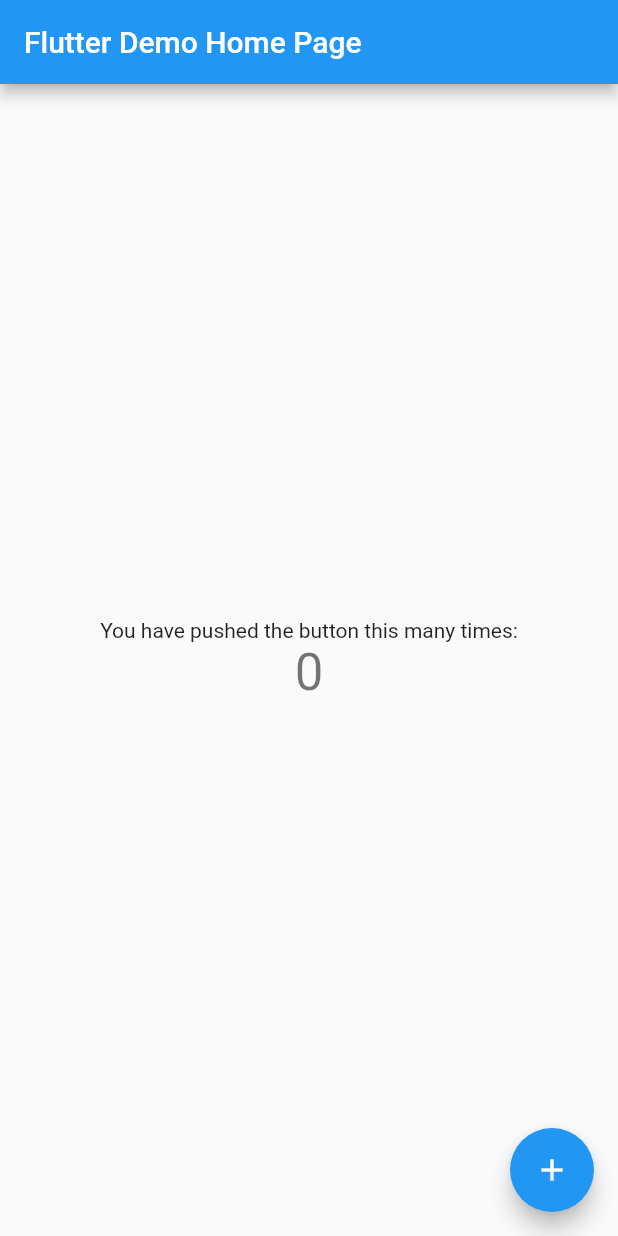
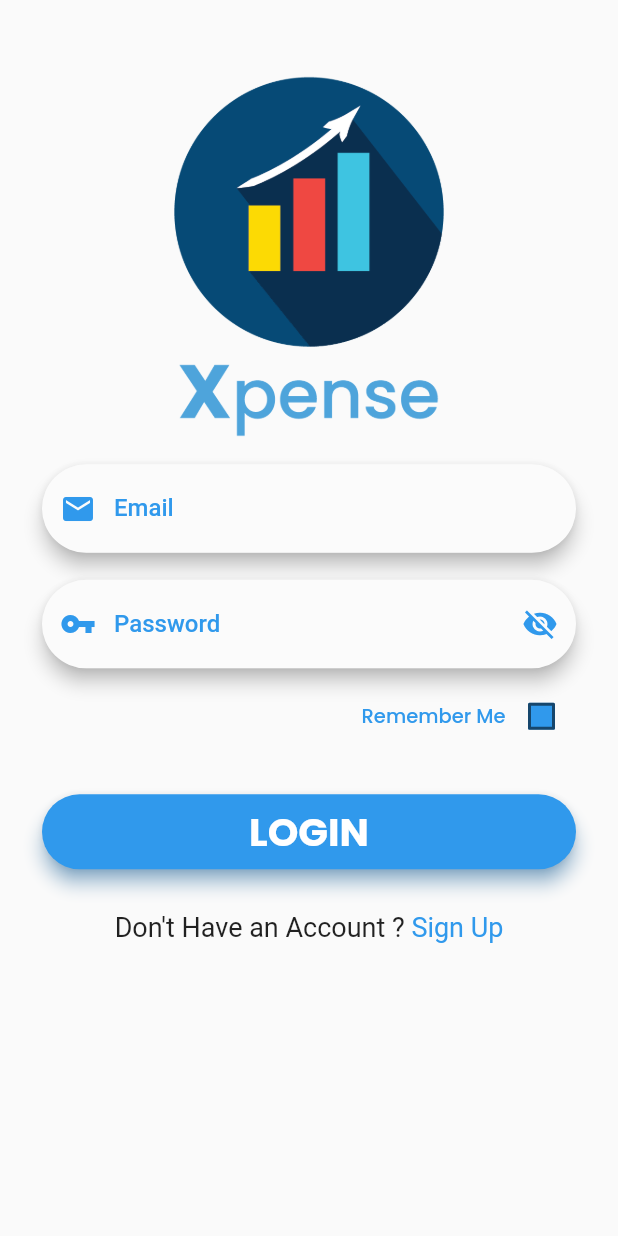
Before and after one commit to nbhatta34/XpenseApp-Android, a Flutter app: the screen it shows after launch, on a phone screen of 412 x 824 dp. Run offline on Flutter 3.47's test engine with Material 2 defaults, Android fonts, the light colour scheme and no system bars; our stand-ins replace fluttertoast, google_fonts.

Commit message:
Login Completed

```diff
--- /dev/null
+++ b/lib/Screens/LoginScreen.dart
@@ -0,0 +1,327 @@
+import 'package:flutter/material.dart';
+import 'package:fluttertoast/fluttertoast.dart';
+import 'package:google_fonts/google_fonts.dart';
+import 'package:xpense_android/http/HttpUser.dart';
+
+class LoginScreen extends StatefulWidget {
+  const LoginScreen({Key? key}) : super(key: key);
+
+  @override
+  _LoginScreenState createState() => _LoginScreenState();
+}
+
+class _LoginScreenState extends State<LoginScreen> {
+  TextEditingController emailController = TextEditingController();
+  TextEditingController passwordController = TextEditingController();
+
+  @override
+  void initState() {
+    super.initState();
+  }
+
+  bool obscureText = true;
+
+  bool isChecked = false;
+
+  var passwordIcon = Icons.visibility_off;
+
+  final _formKey = GlobalKey<FormState>();
+
+  String email = "";
+  String password = "";
+
+  Future<bool> loginPost(String email, String password) {
+    var res = HttpConnectUser().loginPosts(email, password);
+    return res;
+  }
+
+  @override
+  Widget build(BuildContext context) {
+    Color getColor(Set<MaterialState> states) {
+      const Set<MaterialState> interactiveStates = <MaterialState>{
+        MaterialState.pressed,
+        MaterialState.hovered,
+        MaterialState.focused,
+      };
+      if (states.any(interactiveStates.contains)) {
+        return Color.fromARGB(255, 255, 109, 99);
+      }
+      return Color(0xff3099EC);
+    }
+
+    final emailField = Material(
+      shadowColor: Color.fromARGB(255, 190, 190, 190),
+      elevation: 5,
+      borderRadius: BorderRadius.circular(30),
+      child: TextFormField(
+        onSaved: (value) {
+          email = value!;
+        },
+        validator: (value) {
+          if (value!.isEmpty) {
+            Fluttertoast.showToast(msg: "Please enter your email.");
+          }
+
+          // Reg Exp for email validation
+          if (!RegExp("^[a-zA-Z0-9+_.-]+@[a-zA-Z0-9.-]+.[a-z]")
+              .hasMatch(value)) {
+            Fluttertoast.showToast(msg: "Please enter a valid email.");
+          }
+          return null;
+        },
+        key: Key("email"),
+        controller: emailController,
+        textInputAction: TextInputAction.next,
+        decoration: InputDecoration(
+          filled: true,
+          fillColor: Color.fromARGB(66, 255, 255, 255),
+          // hintText: "Email",
+          labelText: "Email",
+          labelStyle: TextStyle(
+            color: Color(0xff3099EC),
+            fontWeight: FontWeight.w500,
+          ),
+          prefixIcon: Icon(
+            Icons.mail,
+            color: Color(0xff3099EC),
+          ),
+          enabledBorder: OutlineInputBorder(
+            borderSide: BorderSide(color: Colors.transparent),
+            borderRadius: BorderRadius.circular(30),
+          ),
+          focusedBorder: OutlineInputBorder(
+            borderSide: BorderSide(color: Colors.transparent),
+            borderRadius: BorderRadius.circular(30),
+          ),
+        ),
+      ),
+    );
+
+    final passwordField = Material(
+      shadowColor: Color.fromARGB(255, 190, 190, 190),
+      elevation: 5,
+      borderRadius: BorderRadius.circular(30),
+      child: TextFormField(
+        onSaved: (value) {
+          password = value!;
+        },
+        validator: (value) {
+          RegExp regex = new RegExp(r'^.{6,}$');
+          if (value!.isEmpty) {
+            return ("Password is required for login");
+          }
+          if (!regex.hasMatch(value)) {
+            return ("Please enter a valid password (min 6 chars)");
+          }
+        },
+        key: Key("password"),
+        controller: passwordController,
+        obscureText: obscureText,
+        decoration: InputDecoration(
+          filled: true,
+          fillColor: Color.fromARGB(66, 255, 255, 255),
+          // hintText: "Password",
+          labelText: "Password",
+          labelStyle: TextStyle(
+            color: Color(0xff3099EC),
+            fontWeight: FontWeight.w500,
+          ),
+          prefixIcon: Icon(
+            Icons.vpn_key,
+            color: Color(0xff3099EC),
+          ),
+          suffixIcon: InkWell(
+            splashColor: Colors.transparent,
+            onTap: _hideUnhidePassword,
+            child: Icon(
+              passwordIcon,
+              color: Color(0xff3099EC),
+            ),
+          ),
+          enabledBorder: OutlineInputBorder(
+            borderSide: BorderSide(color: Colors.transparent),
+            borderRadius: BorderRadius.circular(30),
+          ),
+          focusedBorder: OutlineInputBorder(
+            borderSide: BorderSide(color: Colors.transparent),
+            borderRadius: BorderRadius.circular(30),
+          ),
+        ),
+      ),
+    );
+
+    final loginButton = SizedBox(
+      width: double.infinity, // <-- match_parent
+      height: 50, // <-- match-parent
+      child: ElevatedButton(
+        key: Key("login"),
+        onPressed: () async {
+          _formKey.currentState!.save();
+          var res = await loginPost(email, password);
+          if (res) {
+            Fluttertoast.showToast(
+                msg: "Login Successful",
+                backgroundColor: Colors.greenAccent,
+                gravity: ToastGravity.TOP);
+          } else {
+            Fluttertoast.showToast(
+                msg: "Invalid Creadentials",
+                backgroundColor: Colors.redAccent,
+                gravity: ToastGravity.TOP);
+          }
+        },
+        child: Text(
+          "LOGIN",
+          style: GoogleFonts.poppins(color: Colors.white, fontSize: 26),
+        ),
+        style: ElevatedButton.styleFrom(
+          primary: Color(0xff3099EC),
+          shadowColor: Color(0xff3099EC),
+          elevation: 5,
+          // padding: EdgeInsets.symmetric(horizontal: 130, vertical: 14),
+          shape: new RoundedRectangleBorder(
+            borderRadius: new BorderRadius.circular(30),
+          ),
+          textStyle: TextStyle(fontSize: 30, fontWeight: FontWeight.bold),
+        ),
+      ),
+    );
+
+    final googleButton = SizedBox(
+      width: double.infinity, // <-- match_parent
+      height: 50, // <-- match-parent
+      child: TextButton.icon(
+        style: ButtonStyle(
+          shape: MaterialStateProperty.all<RoundedRectangleBorder>(
+            RoundedRectangleBorder(
+              borderRadius: BorderRadius.circular(30),
+            ),
+          ),
+          backgroundColor: MaterialStateProperty.all(
+            Color.fromARGB(255, 16, 55, 85),
+          ),
+        ),
+        onPressed: () {},
+        icon: Image.asset(
+          'assets/images/g.png',
+          width: 30,
+        ),
+        label: Text(
+          'Sign in with Google',
+          style: GoogleFonts.poppins(
+            color: Colors.white,
+            fontSize: 21,
+          ),
+        ),
+      ),
+    );
+
+    return SafeArea(
+      child: Scaffold(
+        backgroundColor: Theme.of(context).scaffoldBackgroundColor,
+        body: SingleChildScrollView(
+          child: Container(
+            child: Form(
+              key: _formKey,
+              child: Column(
+                children: [
+                  Image(
+                    image: AssetImage("assets/images/xpense1.png"),
+                    width: 180,
+                  ),
+                  Padding(
+                    padding:
+                        const EdgeInsets.only(left: 28.0, right: 28, top: 0),
+                    child: emailField,
+                  ),
+                  Padding(
+                    padding:
+                        const EdgeInsets.only(left: 28.0, right: 28, top: 18),
+                    child: passwordField,
+                  ),
+                  Padding(
+                    padding: const EdgeInsets.only(top: 8.0, right: 27),
+                    child: Row(
+                      mainAxisAlignment: MainAxisAlignment.end,
+                      children: [
+                        Text(
+                          "Remember Me",
+                          style: GoogleFonts.poppins(
+                            fontSize: 13,
+                            fontWeight: FontWeight.w500,
+                            color: Color(0xff3099EC),
+                          ),
+                        ),
+                        Checkbox(
+                          value: isChecked,
+                          fillColor:
+                              MaterialStateProperty.resolveWith(getColor),
+                          onChanged: (value) {
+                            isChecked = !isChecked;
+                            setState(
+                              () {
+                                isChecked = value!;
+                              },
+                            );
+                          },
+                        ),
+                      ],
+                    ),
+                  ),
+                  Padding(
+                    padding:
+                        const EdgeInsets.only(left: 28.0, right: 28, top: 28),
+                    child: loginButton,
+                  ),
+                  SizedBox(
+                    height: 10,
+                  ),
+                  Row(
+                    mainAxisAlignment: MainAxisAlignment.center,
+                    children: [
+                      Padding(
+                        padding: const EdgeInsets.only(top: 18.0),
+                        child: Text(
+                          "Don't Have an Account ? ",
+                          style: TextStyle(
+                              fontWeight: FontWeight.w400, fontSize: 18),
+                        ),
+                      ),
+                      Padding(
+                        padding: const EdgeInsets.only(top: 18.0),
+                        child: GestureDetector(
+                          onTap: () {},
+                          child: Text(
+                            "Sign Up",
+                            style: TextStyle(
+                                color: Color(0xff3099EC),
+                                fontWeight: FontWeight.w400,
+                                fontSize: 18),
+                          ),
+                        ),
+                      )
+                    ],
+                  ),
+                  SizedBox(
+                    height: 20,
+                  )
+                ],
+              ),
+            ),
+          ),
+        ),
+      ),
+    );
+  }
+
+  void _hideUnhidePassword() async {
+    setState(() {
+      obscureText = !obscureText;
+      if (obscureText == true) {
+        passwordIcon = Icons.visibility_off;
+      } else {
+        passwordIcon = Icons.visibility;
+      }
+    });
+  }
+}
--- /dev/null
+++ b/lib/http/HttpUser.dart
@@ -0,0 +1,47 @@
+import 'dart:convert';
+import 'dart:io';
+import 'package:flutter/material.dart';
+import 'package:fluttertoast/fluttertoast.dart';
+import 'package:http/http.dart';
+import 'package:http/http.dart' as http;
+
+class HttpConnectUser {
+  Future<http.Response> get(String endpoint) async {
+    var url = Uri.parse(endpoint);
+    var response = await http.get(url);
+    return response;
+  }
+
+// +++++++++++++++++++++++++++++++++     Register  User  Function     ++++++++++++++++++++++++++++
+  String baseurl = 'http://10.0.2.2:3000/';
+  static String token = '';
+
+  Future<bool> loginPosts(String email, String password) async {
+    // print("Data Reached Login");
+    // print(email + password);
+    Map<String, dynamic> loginUser = {'email': email, 'password': password};
+
+    try {
+      // print("login server");
+      final response = await post(
+          Uri.parse(
+            baseurl + "auth/login",
+          ),
+          body: loginUser);
+
+      // print(response.body);
+
+      //json serializing inline
+      final jsonData = jsonDecode(response.body) as Map;
+
+      token = jsonData['token'];
+
+      if (jsonData['success']) {
+        return true;
+      }
+    } catch (e) {
+      print(e);
+    }
+    return false;
+  }
+}
--- a/lib/main.dart
+++ b/lib/main.dart
@@ -1,6 +1,7 @@
 import 'package:flutter/material.dart';
+import 'package:xpense_android/Screens/LoginScreen.dart';
 
-void main() {
+void main() async {
   runApp(const MyApp());
 }
 
@@ -11,105 +12,12 @@
   @override
   Widget build(BuildContext context) {
     return MaterialApp(
+      debugShowCheckedModeBanner: false,
       title: 'Flutter Demo',
       theme: ThemeData(
-        // This is the theme of your application.
-        //
-        // Try running your application with "flutter run". You'll see the
-        // application has a blue toolbar. Then, without quitting the app, try
-        // changing the primarySwatch below to Colors.green and then invoke
-        // "hot reload" (press "r" in the console where you ran "flutter run",
-        // or simply save your changes to "hot reload" in a Flutter IDE).
-        // Notice that the counter didn't reset back to zero; the application
-        // is not restarted.
         primarySwatch: Colors.blue,
       ),
-      home: const MyHomePage(title: 'Flutter Demo Home Page'),
+      home: LoginScreen(),
     );
   }
 }
-
-class MyHomePage extends StatefulWidget {
-  const MyHomePage({Key? key, required this.title}) : super(key: key);
-
-  // This widget is the home page of your application. It is stateful, meaning
-  // that it has a State object (defined below) that contains fields that affect
-  // how it looks.
-
-  // This class is the configuration for the state. It holds the values (in this
-  // case the title) provided by the parent (in this case the App widget) and
-  // used by the build method of the State. Fields in a Widget subclass are
-  // always marked "final".
-
-  final String title;
-
-  @override
-  State<MyHomePage> createState() => _MyHomePageState();
-}
-
-class _MyHomePageState extends State<MyHomePage> {
-  int _counter = 0;
-
-  void _incrementCounter() {
-    setState(() {
-      // This call to setState tells the Flutter framework that something has
-      // changed in this State, which causes it to rerun the build method below
-      // so that the display can reflect the updated values. If we changed
-      // _counter without calling setState(), then the build method would not be
-      // called again, and so nothing would appear to happen.
-      _counter++;
-    });
-  }
-
-  @override
-  Widget build(BuildContext context) {
-    // This method is rerun every time setState is called, for instance as done
-    // by the _incrementCounter method above.
-    //
-    // The Flutter framework has been optimized to make rerunning build methods
-    // fast, so that you can just rebuild anything that needs updating rather
-    // than having to individually change instances of widgets.
-    return Scaffold(
-      appBar: AppBar(
-        // Here we take the value from the MyHomePage object that was created by
-        // the App.build method, and use it to set our appbar title.
-        title: Text(widget.title),
-      ),
-      body: Center(
-        // Center is a layout widget. It takes a single child and positions it
-        // in the middle of the parent.
-        child: Column(
-          // Column is also a layout widget. It takes a list of children and
-          // arranges them vertically. By default, it sizes itself to fit its
-          // children horizontally, and tries to be as tall as its parent.
-          //
-          // Invoke "debug painting" (press "p" in the console, choose the
-          // "Toggle Debug Paint" action from the Flutter Inspector in Android
-          // Studio, or the "Toggle Debug Paint" command in Visual Studio Code)
-          // to see the wireframe for each widget.
-          //
-          // Column has various properties to control how it sizes itself and
-          // how it positions its children. Here we use mainAxisAlignment to
-          // center the children vertically; the main axis here is the vertical
-          // axis because Columns are vertical (the cross axis would be
-          // horizontal).
-          mainAxisAlignment: MainAxisAlignment.center,
-          children: <Widget>[
-            const Text(
-              'You have pushed the button this many times:',
-            ),
-            Text(
-              '$_counter',
-              style: Theme.of(context).textTheme.headline4,
-            ),
-          ],
-        ),
-      ),
-      floatingActionButton: FloatingActionButton(
-        onPressed: _incrementCounter,
-        tooltip: 'Increment',
-        child: const Icon(Icons.add),
-      ), // This trailing comma makes auto-formatting nicer for build methods.
-    );
-  }
-}
```
Also changed, not shown: pubspec.yaml (+7 -3 lines), assets/images/xpense1.png (added), pubspec.lock, 1 other file.
